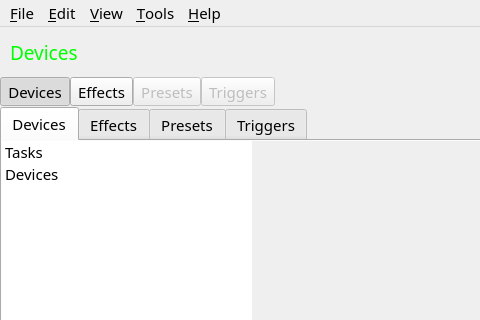
polychromatic/polychromatic, file data/qt/main.ui: the form before one commit; both pictures show x 0 to 480 and y 0 to 320 of the 1000 by 600 pixel window.
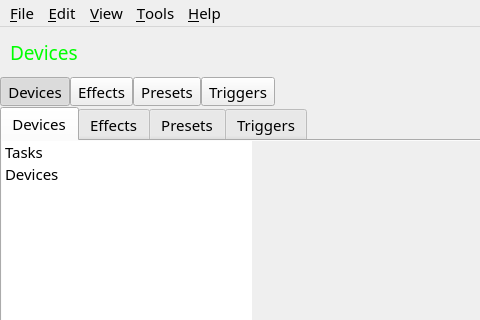
The form after the commit. Icons and pictures are not drawn.

What changed in the file:
```diff
--- a/data/qt/main.ui
+++ b/data/qt/main.ui
@@ -173,9 +173,6 @@
        </item>
        <item>
         <widget class="QToolButton" name="PresetsTabButton">
-         <property name="enabled">
-          <bool>false</bool>
-         </property>
          <property name="text">
           <string>Presets</string>
          </property>
@@ -201,9 +198,6 @@
        </item>
        <item>
         <widget class="QToolButton" name="TriggersTabButton">
-         <property name="enabled">
-          <bool>false</bool>
-         </property>
          <property name="text">
           <string>Triggers</string>
          </property>
```
